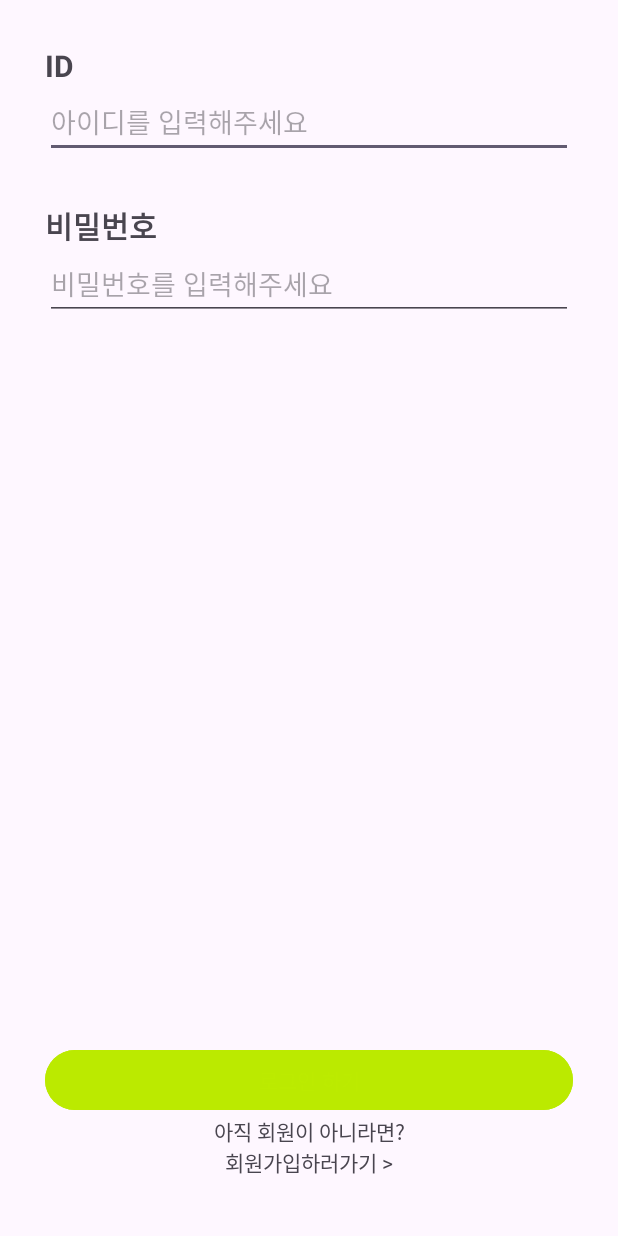
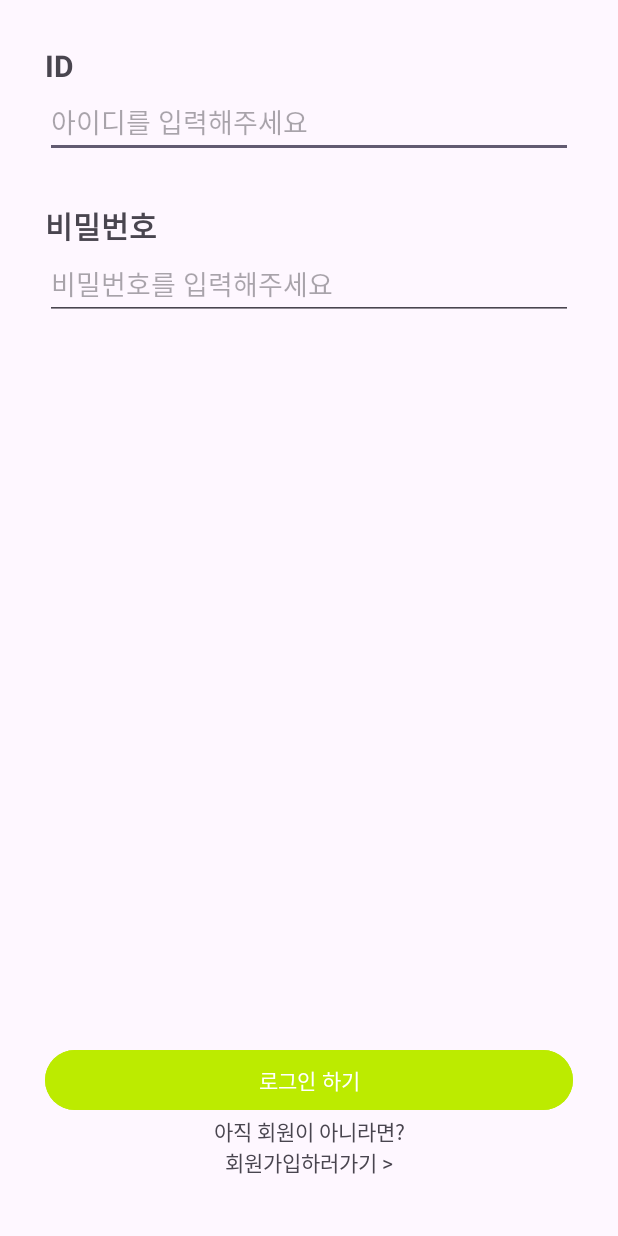
Before and after one commit to NOW-SOPT-ANDROID/hyeumm-song, an Android app: the screen it shows after launch (LoginActivity), on a phone screen of 412 x 824 dp. Run offline under Robolectric (Android 15) with nearby library versions, the phone set to English and light mode, and no system bars; 2 statements that could not run were skipped.

Commit message:
[CHORE]색상코드 추가

```diff
--- a/app/src/main/res/layout/activity_login.xml
+++ b/app/src/main/res/layout/activity_login.xml
@@ -68,9 +68,9 @@
         android:layout_height="wrap_content"
         android:layout_marginHorizontal="30dp"
         android:layout_marginBottom="80dp"
-        android:backgroundTint="#BBEA00"
+        android:backgroundTint="@color/color_sopt"
         android:text="로그인 하기"
-        android:textColor="@color/color_sopt"
+        android:textColor="@color/white"
         app:layout_constraintBottom_toBottomOf="parent"
         app:layout_constraintEnd_toEndOf="parent"
         app:layout_constraintStart_toStartOf="parent" />
```
